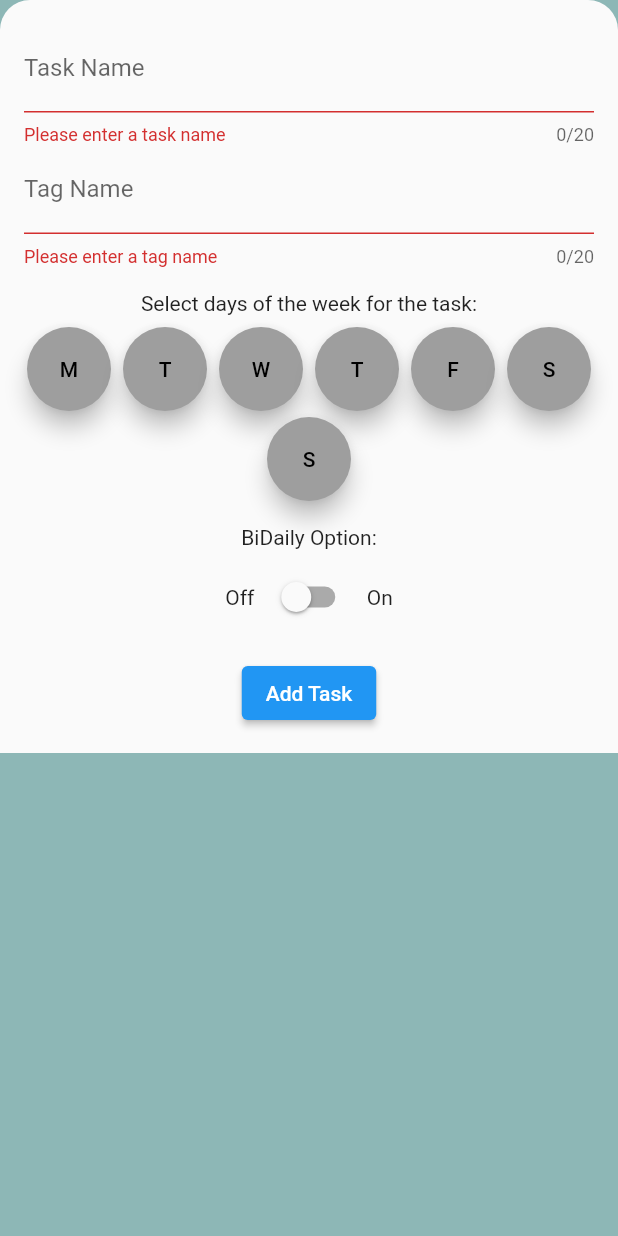
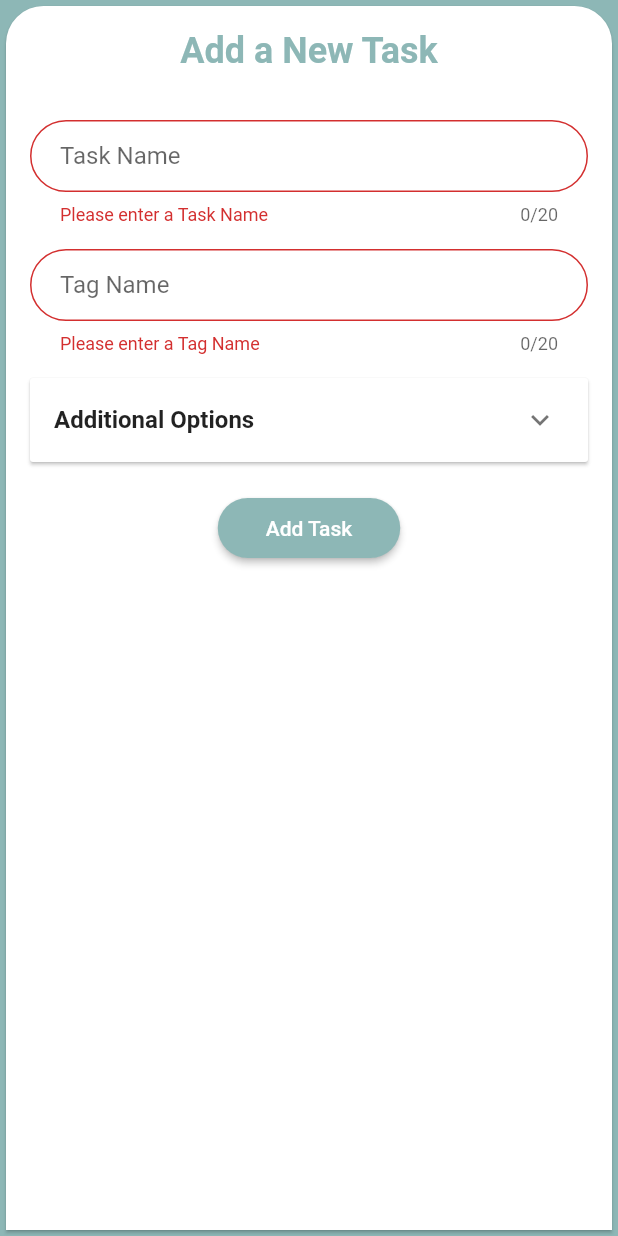
Before and after one commit to roshankern/TaskZoo, a Flutter app: the AddTaskSheet widget shown alone on an empty page, opened directly, after a tap on "Add Task", on a phone screen of 412 x 824 dp. Run offline on Flutter 3.47's test engine with Material 2 defaults, Android fonts, the phone set to English and light mode, and no system bars; our stand-ins replace flutter_svg, font_awesome_flutter.

Commit message:
Updated add task screen

```diff
--- a/lib/main.dart
+++ b/lib/main.dart
@@ -23,7 +23,7 @@ class MyApp extends StatelessWidget {
       title: 'TaskZoo',
       theme: ThemeData(
         //primaryColor is for items when selected
-        primaryColor: Colors.white,
+        primaryColor: backgroundColor,
         //scaffoldBackgroundColor is for the background
         scaffoldBackgroundColor: backgroundColor,
         //unslectedWidgetColor is for icons when unselected
@@ -56,8 +56,9 @@ class _MyHomePageState extends State<MyHomePage> {
   void _createTaskButton() async {
     final result = await showModalBottomSheet<Map<String, dynamic>>(
       context: context,
+      backgroundColor: Colors.transparent,
       builder: (context) {
-        return AddTaskSheet();
+        return const AddTaskSheet();
       },
     );
 
@@ -110,93 +111,157 @@ class _AddTaskSheetState extends State<AddTaskSheet> {
   final _tagController = TextEditingController();
   final List<bool> _daysOfWeek = List.filled(7, false);
   bool _biDaily = false;
+  bool _isExpanded = false;
 
   @override
   Widget build(BuildContext context) {
-    return Container(
-      decoration: BoxDecoration(
-        color: Theme.of(context).canvasColor,
+    return Card(
+        shape: const RoundedRectangleBorder(
             borderRadius: BorderRadius.only(
-          topLeft: Radius.circular(20.0),
-          topRight: Radius.circular(20.0),
-        ),
-      ),
-      padding: EdgeInsets.all(16),
+                topLeft: Radius.circular(25), topRight: Radius.circular(25))),
+        child: Container(
+          height: MediaQuery.of(context).size.height,
+          width: MediaQuery.of(context).size.width,
+          padding: const EdgeInsets.all(16),
           child: SingleChildScrollView(
             child: Form(
               key: _formKey,
               child: Column(
                 mainAxisSize: MainAxisSize.min,
                 children: <Widget>[
-              TextFormField(
+                  const Text(
+                    'Add a New Task',
+                    style: TextStyle(
+                      fontSize: 24,
+                      fontWeight: FontWeight.bold,
+                      color: backgroundColor,
+                    ),
+                  ),
+                  const SizedBox(height: 32),
+                  _buildTextField('Task Name', _titleController),
+                  const SizedBox(height: 16),
+                  _buildTextField('Tag Name', _tagController),
+                  const SizedBox(height: 16),
+                  ExpansionPanelList(
+                    elevation: 1,
+                    expandedHeaderPadding: const EdgeInsets.all(0),
+                    dividerColor: Colors.transparent,
+                    expansionCallback: (int index, bool isExpanded) =>
+                        setState(() => _isExpanded = !isExpanded),
+                    children: [
+                      ExpansionPanel(
+                        headerBuilder: (BuildContext context, bool isExpanded) {
+                          return const ListTile(
+                            title: Text('Additional Options',
+                                style: TextStyle(
+                                    fontSize: 16, fontWeight: FontWeight.bold)),
+                          );
+                        },
+                        body: Column(
+                          children: [
+                            _buildDaySelector(),
+                            Divider(color: Theme.of(context).dividerColor),
+                            const SizedBox(height: 16),
+                            _buildBiDailySwitch(),
+                          ],
+                        ),
+                        isExpanded: _isExpanded,
+                      ),
+                    ],
+                  ),
+                  const SizedBox(height: 20),
+                  _buildSubmitButton(context),
+                ],
+              ),
+            ),
+          ),
+        ));
+  }
+
+  Widget _buildTextField(String label, TextEditingController controller) {
+    return TextFormField(
       maxLength: maxCharLimit,
-                controller: _titleController,
-                decoration: InputDecoration(labelText: 'Task Name'),
+      controller: controller,
+      decoration: InputDecoration(
+        labelText: label,
+        border: OutlineInputBorder(
+          borderRadius: BorderRadius.circular(25.0),
+        ),
+        focusedBorder: OutlineInputBorder(
+          borderRadius: BorderRadius.circular(25.0),
+          borderSide: BorderSide(
+            color: Theme.of(context).primaryColor,
+          ),
+        ),
+        contentPadding: const EdgeInsets.symmetric(horizontal: 20),
+      ),
       validator: (value) {
         if (value == null || value.isEmpty) {
-                    return 'Please enter a task name';
+          return 'Please enter a $label';
         }
         return null;
       },
-              ),
-              TextFormField(
-                maxLength: maxCharLimit,
-                controller: _tagController,
-                decoration: InputDecoration(labelText: 'Tag Name'),
-                validator: (value) {
-                  if (value == null || value.isEmpty) {
-                    return 'Please enter a tag name';
+    );
   }
-                  return null;
-                },
-              ),
-              SizedBox(height: 16),
-              Text('Select days of the week for the task:'),
-              SizedBox(height: 8),
+
+  Widget _buildDaySelector() {
+    return Column(
+      crossAxisAlignment: CrossAxisAlignment.start,
+      children: [
+        const Text('Select days of the week for the task:',
+            style: TextStyle(fontSize: 16, fontWeight: FontWeight.bold)),
+        const SizedBox(height: 8),
         Wrap(
           spacing: 8.0,
           runSpacing: 4.0,
           alignment: WrapAlignment.spaceEvenly,
           children: [
             for (int i = 0; i < 7; i++)
-                    FloatingActionButton(
-                      onPressed: () {
+              ChoiceChip(
+                label: Text(
+                  ['M', 'T', 'W', 'T', 'F', 'S', 'S'][i],
+                  style: TextStyle(
+                      color: _daysOfWeek[i] ? Colors.white : Colors.black),
+                ),
+                selected: _daysOfWeek[i],
+                selectedColor: Theme.of(context).primaryColor,
+                onSelected: (selected) {
                   setState(() {
-                          _daysOfWeek[i] = !_daysOfWeek[i];
+                    _daysOfWeek[i] = selected;
                   });
                 },
-                      child: Text(
-                        ['M', 'T', 'W', 'T', 'F', 'S', 'S'][i],
-                        style: TextStyle(color: Colors.black),
-                      ),
-                      backgroundColor:
-                          _daysOfWeek[i] ? Colors.green : Colors.grey,
               ),
           ],
         ),
-              SizedBox(height: 16),
-              Text('BiDaily Option:'),
-              SizedBox(height: 8),
-              Row(
-                mainAxisAlignment: MainAxisAlignment.center,
-                children: [
-                  Text('Off'),
-                  SizedBox(width: 8),
-                  Switch(
+      ],
+    );
+  }
+
+  Widget _buildBiDailySwitch() {
+    return SwitchListTile(
+      title: const Text('BiDaily Option:',
+          style: TextStyle(fontSize: 16, fontWeight: FontWeight.bold)),
       value: _biDaily,
       onChanged: (value) {
         setState(() {
           _biDaily = value;
         });
       },
+      activeColor: Theme.of(context).primaryColor,
+    );
+  }
+
+  Widget _buildSubmitButton(BuildContext context) {
+    return ElevatedButton(
+      style: ElevatedButton.styleFrom(
+        primary: Theme.of(context).primaryColor,
+        onPrimary: Colors.white,
+        shape: RoundedRectangleBorder(
+          borderRadius: BorderRadius.circular(25),
         ),
-                  SizedBox(width: 8),
-                  Text('On'),
-                ],
+        padding: const EdgeInsets.symmetric(vertical: 12.0, horizontal: 32.0),
       ),
-              SizedBox(height: 16),
-              ElevatedButton(
-                child: Text('Add Task'),
+      child: const Text('Add Task'),
       onPressed: () {
         if (_formKey.currentState!.validate()) {
           final taskData = {
@@ -208,11 +273,6 @@ class _AddTaskSheetState extends State<AddTaskSheet> {
           Navigator.pop(context, taskData);
         }
       },
-              ),
-            ],
-          ),
-        ),
-      ),
     );
   }
 }
```
Lines whose indentation alone changed are shown as unchanged.
